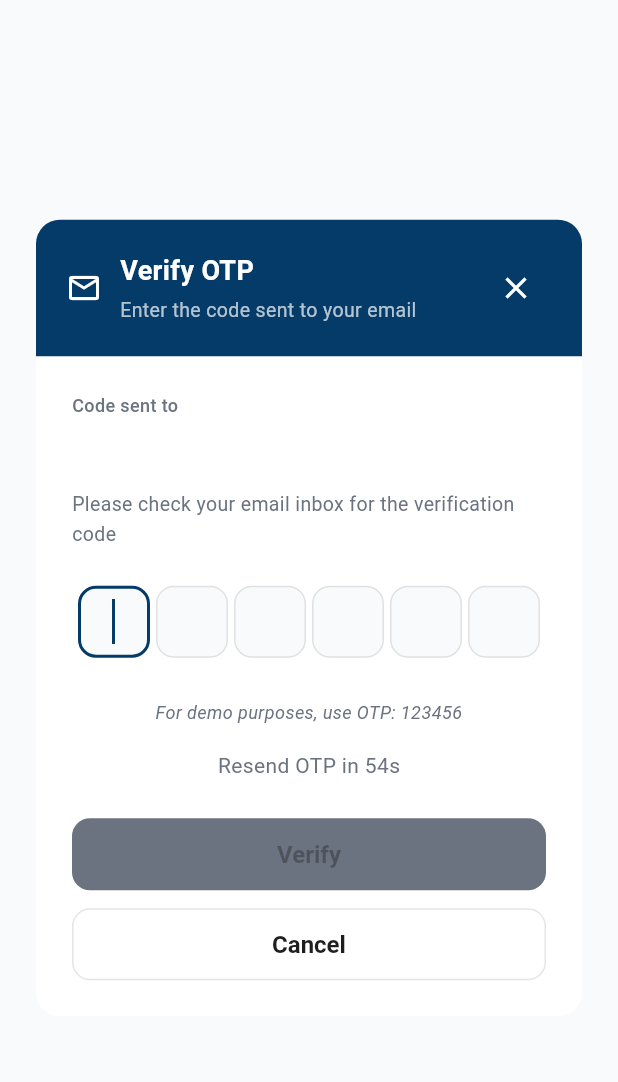
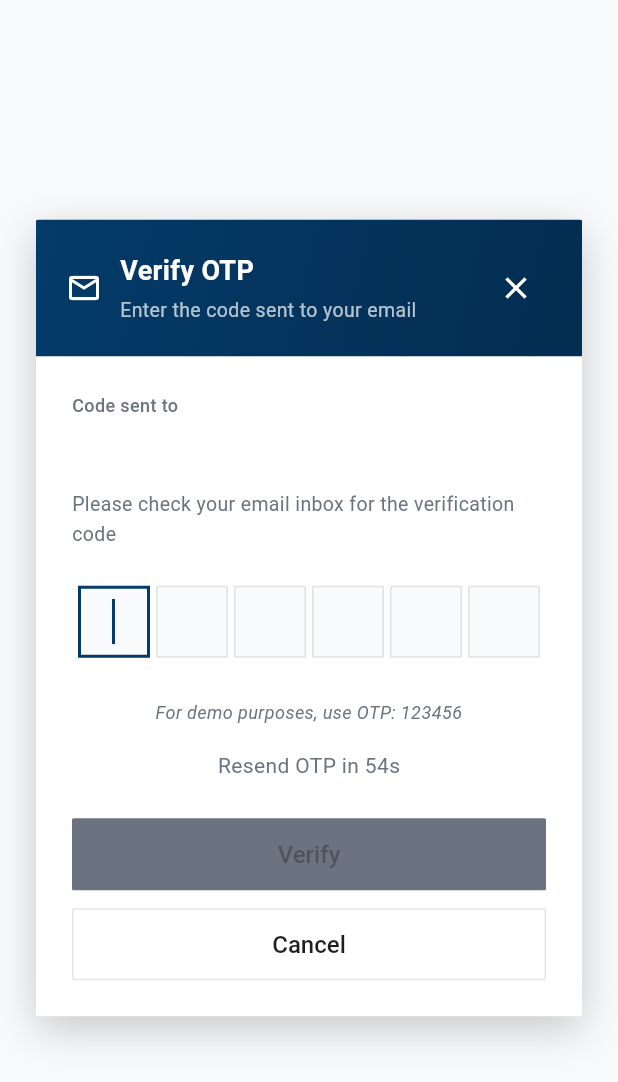
Before and after one commit to niiodartey-tt/suresend, a Flutter app: the OTPVerificationModal widget shown alone on an empty page, opened directly with empty values, on a phone screen of 412 x 824 dp. Shown: the top 1082 px of the screen. Run offline on Flutter 3.47's test engine with Material 3 defaults, Android fonts, the phone set to English and light mode, and no system bars; our stand-ins replace flutter_secure_storage, google_fonts, pinput, share_plus, shared_preferences; accounts and stored records are empty; Roboto replaces fonts that are missing (Lexend Deca).

Commit message:
Update OTP verification modal to match Figma design
- Apply 1px border radius to modal and inputs
- Add gradient header matching design system
- Update button styling to match theme
- Add shadow for better visual hierarchy

Backend OTP verification logic preserved

```diff
--- a/mobile/lib/widgets/otp_verification_modal.dart
+++ b/mobile/lib/widgets/otp_verification_modal.dart
@@ -169,18 +169,29 @@ class _OTPVerificationModalState extends State<OTPVerificationModal> {
         constraints: const BoxConstraints(maxWidth: 400),
         decoration: BoxDecoration(
           color: Colors.white,
-          borderRadius: BorderRadius.circular(16),
+          borderRadius: BorderRadius.circular(AppTheme.cardBorderRadius),
+          boxShadow: [
+            BoxShadow(
+              color: Colors.black.withValues(alpha: 0.2),
+              blurRadius: 24,
+              offset: const Offset(0, 8),
+            ),
+          ],
         ),
         child: Column(
           mainAxisSize: MainAxisSize.min,
           children: [
-            // Navy Blue Header
+            // Navy Blue Header with Gradient
             Container(
               padding: const EdgeInsets.all(20),
-              decoration: const BoxDecoration(
-                color: AppColors.primary,
+              decoration: BoxDecoration(
+                gradient: const LinearGradient(
+                  begin: Alignment.topLeft,
+                  end: Alignment.bottomRight,
+                  colors: [AppColors.primary, AppColors.primaryDark],
+                ),
                 borderRadius: BorderRadius.vertical(
-                  top: Radius.circular(16),
+                  top: Radius.circular(AppTheme.cardBorderRadius),
                 ),
               ),
               child: Row(
@@ -284,19 +295,19 @@ class _OTPVerificationModalState extends State<OTPVerificationModal> {
                             counterText: '',
                             contentPadding: EdgeInsets.zero,
                             border: OutlineInputBorder(
-                              borderRadius: BorderRadius.circular(12),
+                              borderRadius: BorderRadius.circular(AppTheme.inputBorderRadius),
                               borderSide: const BorderSide(
                                 color: AppColors.border,
                               ),
                             ),
                             enabledBorder: OutlineInputBorder(
-                              borderRadius: BorderRadius.circular(12),
+                              borderRadius: BorderRadius.circular(AppTheme.inputBorderRadius),
                               borderSide: const BorderSide(
                                 color: AppColors.border,
                               ),
                             ),
                             focusedBorder: OutlineInputBorder(
-                              borderRadius: BorderRadius.circular(12),
+                              borderRadius: BorderRadius.circular(AppTheme.inputBorderRadius),
                               borderSide: const BorderSide(
                                 color: AppColors.primary,
                                 width: 2,
@@ -367,7 +378,7 @@ class _OTPVerificationModalState extends State<OTPVerificationModal> {
                         backgroundColor: AppColors.primary,
                         foregroundColor: Colors.white,
                         shape: RoundedRectangleBorder(
-                          borderRadius: BorderRadius.circular(12),
+                          borderRadius: BorderRadius.circular(AppTheme.buttonBorderRadius),
                         ),
                         disabledBackgroundColor: AppColors.textMuted,
                       ),
@@ -385,7 +396,7 @@ class _OTPVerificationModalState extends State<OTPVerificationModal> {
                               'Verify',
                               style: TextStyle(
                                 fontSize: 16,
-                                fontWeight: FontWeight.w600,
+                                fontWeight: FontWeight.w500,
                               ),
                             ),
                     ),
@@ -402,14 +413,14 @@ class _OTPVerificationModalState extends State<OTPVerificationModal> {
                         foregroundColor: AppColors.textPrimary,
                         side: const BorderSide(color: AppColors.border),
                         shape: RoundedRectangleBorder(
-                          borderRadius: BorderRadius.circular(12),
+                          borderRadius: BorderRadius.circular(AppTheme.buttonBorderRadius),
                         ),
                       ),
                       child: const Text(
                         'Cancel',
                         style: TextStyle(
                           fontSize: 16,
-                          fontWeight: FontWeight.w600,
+                          fontWeight: FontWeight.w500,
                         ),
                       ),
                     ),
```
